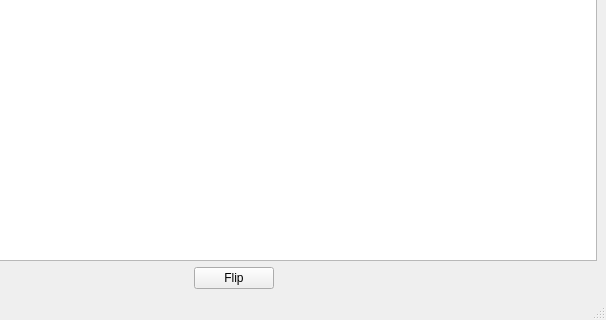
zpb911km/Linear_Memo, file src/UI/Front.ui: the form before one commit; both pictures show x 138 to 744 and y 247 to 567 of the 744 by 567 pixel window.
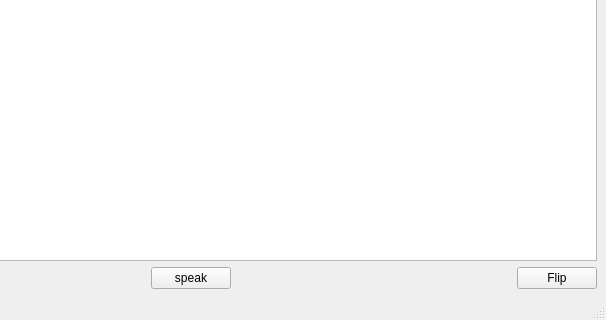
The form after the commit.

```diff
--- a/src/UI/Front.ui
+++ b/src/UI/Front.ui
@@ -37,9 +37,9 @@
        </spacer>
       </item>
       <item>
-       <widget class="QPushButton" name="pushButton">
+       <widget class="QPushButton" name="pushButton_2">
         <property name="text">
-         <string>Flip</string>
+         <string>speak</string>
         </property>
        </widget>
       </item>
@@ -56,6 +56,13 @@
         </property>
        </spacer>
       </item>
+      <item>
+       <widget class="QPushButton" name="pushButton">
+        <property name="text">
+         <string>Flip</string>
+        </property>
+       </widget>
+      </item>
      </layout>
     </item>
    </layout>
```
